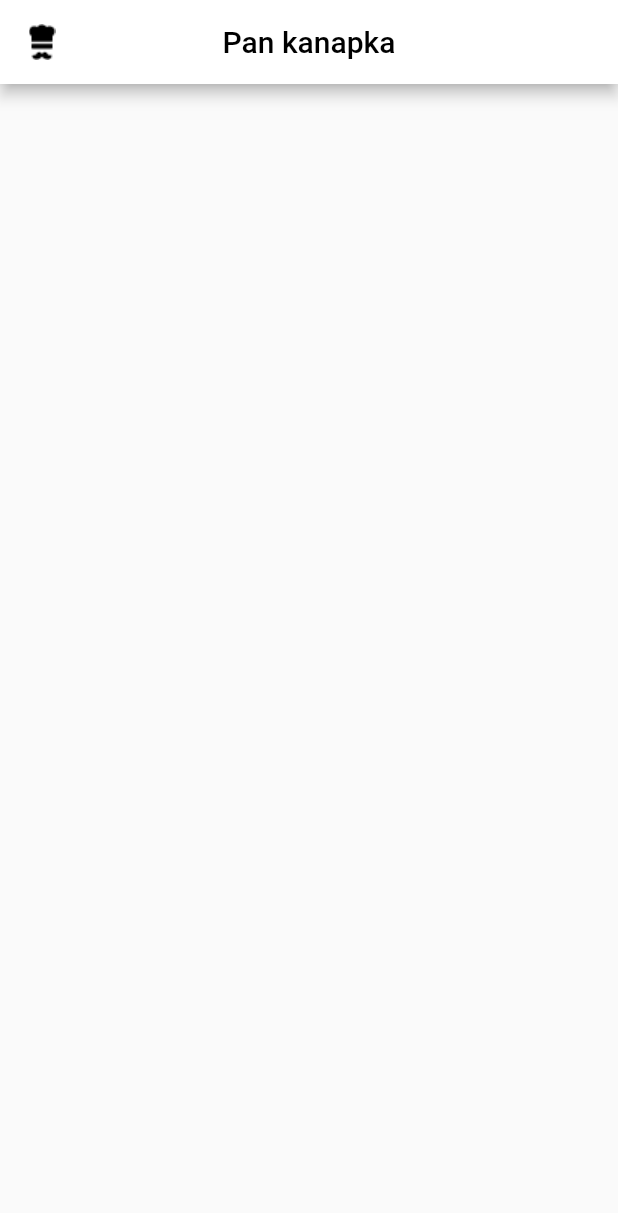
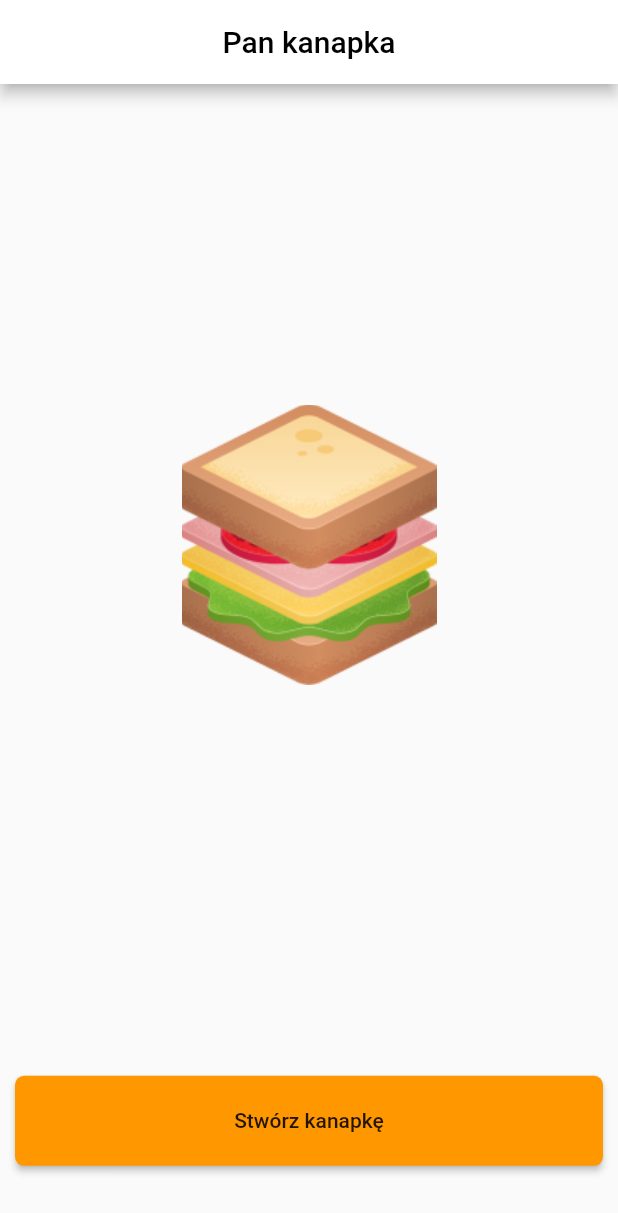
Before and after one commit to HTD-Health/flutter_workshops, a Flutter app: the screen it shows after launch, on a phone screen of 412 x 824 dp. Shown: the top 1213 px of the screen. Run offline on Flutter 3.47's test engine with Material 2 defaults, Android fonts, the phone set to English and light mode, and no system bars.

Commit message:
submit button

```diff
--- /dev/null
+++ b/lib/components/submit_button.dart
@@ -0,0 +1,36 @@
+import 'package:flutter/material.dart';
+
+class SubmitButton extends StatelessWidget {
+  final String text;
+  final Function onPressed;
+  const SubmitButton({Key key, this.onPressed, this.text}) : super(key: key);
+
+  @override
+  Widget build(BuildContext context) {
+    return Container(
+      padding: EdgeInsets.only(
+        left: 10,
+        right: 10,
+      ),
+      child: Row(
+        children: <Widget>[
+          Expanded(
+            child: Container(
+              height: 60,
+              child: RaisedButton(
+                color: Colors.orange,
+                highlightColor: Colors.blue,
+                splashColor: Colors.red,
+                shape: RoundedRectangleBorder(
+                  borderRadius: BorderRadius.circular(6),
+                ),
+                onPressed: this.onPressed,
+                child: Text(this.text),
+              ),
+            ),
+          ),
+        ],
+      ),
+    );
+  }
+}
--- a/lib/init_view.dart
+++ b/lib/init_view.dart
@@ -1,4 +1,5 @@
 import 'package:flutter/material.dart';
+import 'package:flutter_workshops/components/submit_button.dart';
 
 class InitView extends StatelessWidget {
   const InitView({Key key}) : super(key: key);
@@ -13,7 +14,17 @@ class InitView extends StatelessWidget {
         ),
         centerTitle: true,
         backgroundColor: Colors.white,
-        leading: Image.asset('images/logo.png'),
+      ),
+      body: Container(
+        child: Column(
+          children: <Widget>[
+            Expanded(
+              flex: 8,
+              child: Image.asset('images/sandwitch.png'),
+            ),
+            Expanded(flex: 2, child: SubmitButton(text: 'Stwórz kanapkę', onPressed: () {},),)
+          ],
+        ),
       ),
     );
   }
```
Also changed, not shown: 1 other file.
